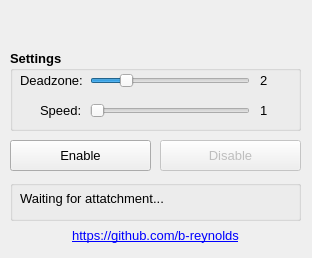
First picture: the form in SpatialPointer/spatial_pointer.ui, repository b-reynolds/Pointy, before the edit.
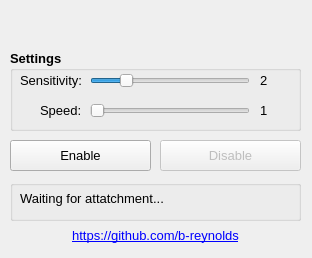
Second picture: the form after the edit. Icons and pictures are not drawn.

Commit message: Rename deadzone to sensitivity

```diff
--- a/SpatialPointer/spatial_pointer.ui
+++ b/SpatialPointer/spatial_pointer.ui
@@ -118,7 +118,7 @@
      </font>
     </property>
     <property name="text">
-     <string>Deadzone:</string>
+     <string>Sensitivity:</string>
     </property>
    </widget>
    <widget class="QSlider" name="sld_deadzone">
```
